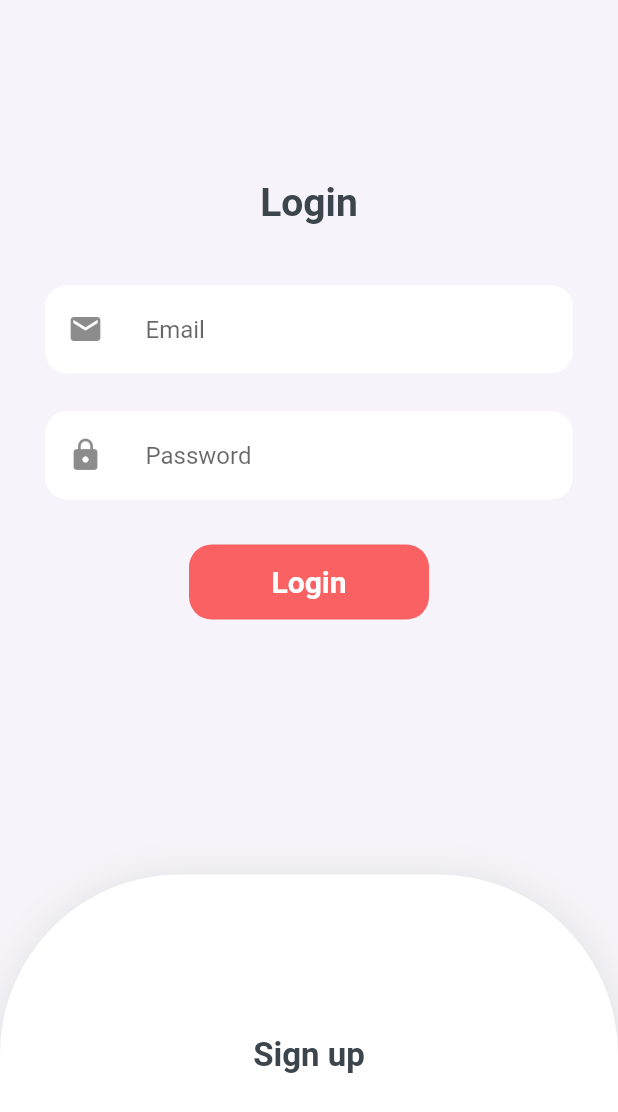
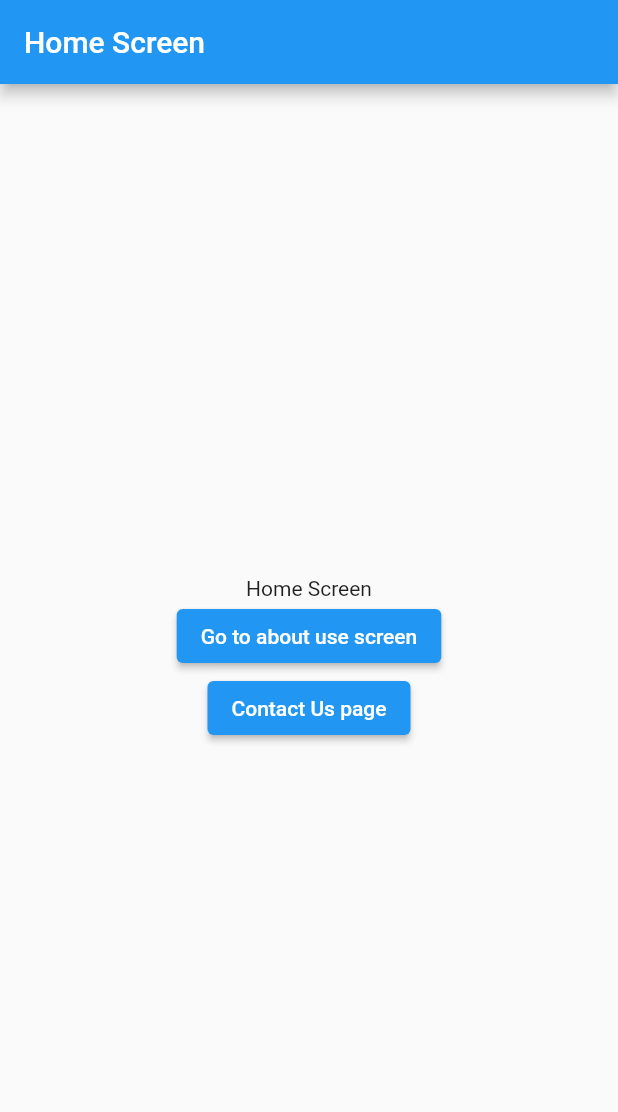
Before and after one commit to Ibrahim-K98han/flutter_resourse, a Flutter app: the screen it shows after launch, on a phone screen of 412 x 824 dp. Shown: the top 1112 px of the screen. Run offline on Flutter 3.47's test engine with Material 2 defaults, Android fonts, the phone set to English and light mode, and no system bars; our stand-ins replace easy_splash_screen; Roboto replaces fonts that are missing (ro).

Commit message:
live class 21 added

```diff
--- /dev/null
+++ b/lib/live_class_21_1_23/live_class.dart
@@ -0,0 +1,36 @@
+import 'package:flutter/material.dart';
+import 'package:ostad_flutter/live_class_21_1_23/about_us_screen.dart';
+import 'package:ostad_flutter/live_class_21_1_23/contact_us_page.dart';
+
+class LiveClass21_01_23 extends StatelessWidget {
+  const LiveClass21_01_23({Key? key}) : super(key: key);
+
+  @override
+  Widget build(BuildContext context) {
+    return Scaffold(
+      appBar: AppBar(
+        title: Text('Home Screen'),
+      ),
+      body: Center(
+        child: Column(
+          mainAxisAlignment: MainAxisAlignment.center,
+          children: [
+            Text('Home Screen'),
+            ElevatedButton(
+                onPressed: () {
+                  Navigator.push(context,
+                      MaterialPageRoute(builder: (context) => AboutUsPage(name: 'Ibrahim',)));
+                },
+                child: Text('Go to about use screen')),
+            ElevatedButton(
+                onPressed: () {
+                  Navigator.push(context,
+                      MaterialPageRoute(builder: (context) => ContactUsPage()));
+                },
+                child: Text('Contact Us page'))
+          ],
+        ),
+      ),
+    );
+  }
+}
--- a/lib/main.dart
+++ b/lib/main.dart
@@ -7,6 +7,7 @@ import 'package:ostad_flutter/live_class_18_1_23/live_class_18_1_23.dart';
 import 'foodui/constant/navigator.dart';
 import 'foodui/recip.dart';
 import 'live_class.dart';
+import 'live_class_21_1_23/live_class.dart';
 
 void main() {
   runApp(const MyApp());
@@ -22,7 +23,7 @@ class MyApp extends StatelessWidget {
       theme: ThemeData(
         primarySwatch: Colors.blue,
       ),
-      home: SplashScreen()
+      home: LiveClass21_01_23()
     );
   }
 }
```
Also changed, not shown: lib/live_class_21_1_23/about_us_screen.dart (added, +30 -0 lines), lib/live_class_21_1_23/contact_us_page.dart (added, +28 -0 lines).
